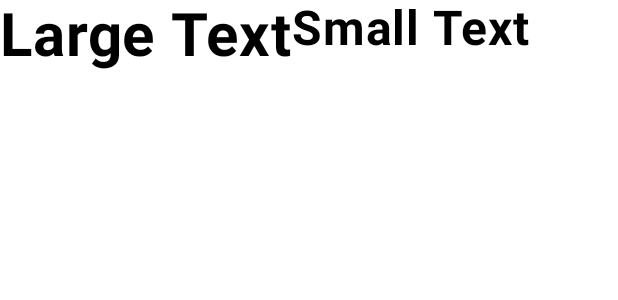
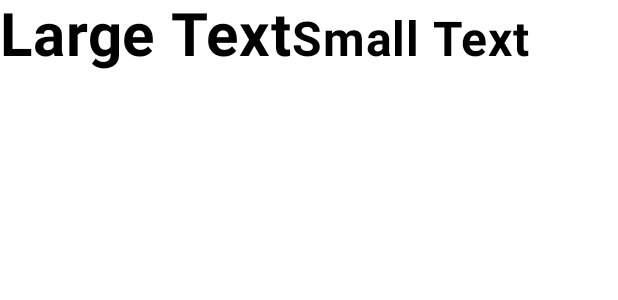
Before and after one commit to sake-2004/mobile_learning_lab3, an Android app built with Jetpack Compose: the @Preview function GreetingPreview, on a phone screen of 412 x 824 dp. Shown: the top 300 px of the screen. Run offline under Robolectric (Android 15) with nearby library versions, the phone set to English and light mode, and no system bars.

Commit message:
alignByBaseline

```diff
--- a/app/src/main/java/com/example/rowcoldemo/MainActivity.kt
+++ b/app/src/main/java/com/example/rowcoldemo/MainActivity.kt
@@ -45,13 +45,15 @@ fun MainScreen(modifier: Modifier = Modifier) {
     Row {
         Text(
             text = "Large Text",
+            Modifier.alignByBaseline(),
             fontSize = 40.sp,
             fontWeight = FontWeight.Bold
         )
         Text(
             text = "Small Text",
+            Modifier.alignByBaseline(),
             fontSize = 32.sp,
-            fontWeight = FontWeight.Bold
+            fontWeight = FontWeight.Bold,
         )
     }
 }
```
